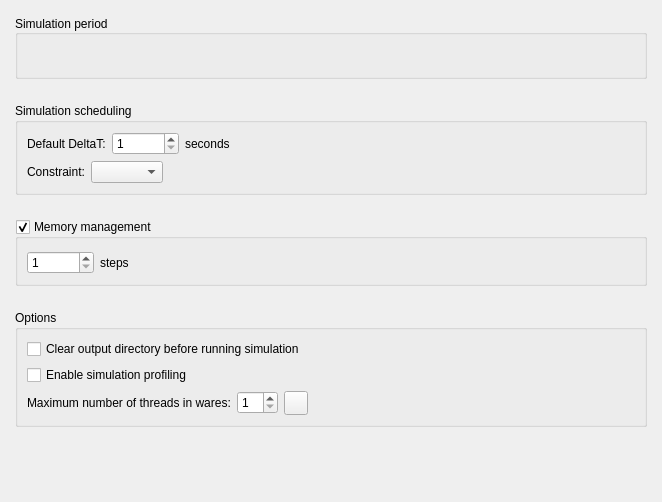
OpenFLUID/openfluid, file src/apps/openfluid-builder/runconfig/RunConfigurationWidget.ui: the form before one commit.
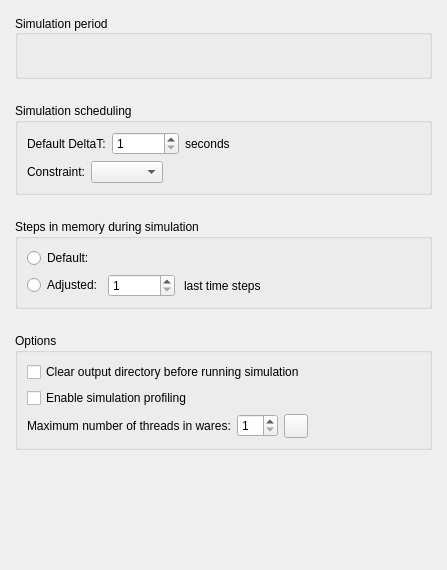
The form after the commit. Custom widgets are drawn as their Qt base class.

Commit message:
Explicit simulation values memory management in Builder
* Displayed the default number of values kept in memory during the
simulation
* Replaced checkbox by radio buttons in run configuration tab
* Added test for buffer real effect detection

(closes OpenFLUID/openfluid#916)

What changed in the file:
```diff
--- a/src/apps/openfluid-builder/runconfig/RunConfigurationWidget.ui
+++ b/src/apps/openfluid-builder/runconfig/RunConfigurationWidget.ui
@@ -6,8 +6,8 @@
    <rect>
     <x>0</x>
     <y>0</y>
-    <width>662</width>
-    <height>502</height>
+    <width>447</width>
+    <height>570</height>
    </rect>
   </property>
   <property name="windowTitle">
@@ -164,14 +164,36 @@
    <item>
     <widget class="QGroupBox" name="MemoryGroupBox">
      <property name="title">
-      <string>Memory management</string>
+      <string>Steps in memory during simulation</string>
      </property>
      <property name="checkable">
-      <bool>true</bool>
+      <bool>false</bool>
      </property>
-     <layout class="QHBoxLayout" name="horizontalLayout">
+     <layout class="QGridLayout" name="gridLayout">
+      <item row="1" column="0">
+       <widget class="QRadioButton" name="CustomRadioButton">
+        <property name="text">
+         <string>Adjusted:</string>
+        </property>
+       </widget>
+      </item>
+      <item row="1" column="1">
+       <widget class="QWidget" name="widget" native="true">
+        <layout class="QHBoxLayout" name="horizontalLayout_6">
+         <property name="spacing">
+          <number>9</number>
+         </property>
+         <property name="leftMargin">
+          <number>0</number>
+         </property>
       <property name="topMargin">
-       <number>12</number>
+          <number>0</number>
+         </property>
+         <property name="rightMargin">
+          <number>0</number>
+         </property>
+         <property name="bottomMargin">
+          <number>0</number>
       </property>
       <item>
        <widget class="QSpinBox" name="MemoryStepsSpinBox">
@@ -186,7 +208,7 @@
       <item>
        <widget class="QLabel" name="label_6">
         <property name="text">
-         <string>steps</string>
+            <string>last time steps</string>
         </property>
        </widget>
       </item>
@@ -202,6 +224,19 @@
          </size>
         </property>
        </spacer>
+         </item>
+        </layout>
+       </widget>
+      </item>
+      <item row="0" column="0" colspan="2">
+       <widget class="QRadioButton" name="defaultRadioButton">
+        <property name="toolTip">
+         <string>automatically computed based on duration / DeltaT ratio</string>
+        </property>
+        <property name="text">
+         <string>Default: </string>
+        </property>
+       </widget>
       </item>
      </layout>
     </widget>
```
Lines whose indentation alone changed are shown as unchanged. The commit also changes 11 other files.
